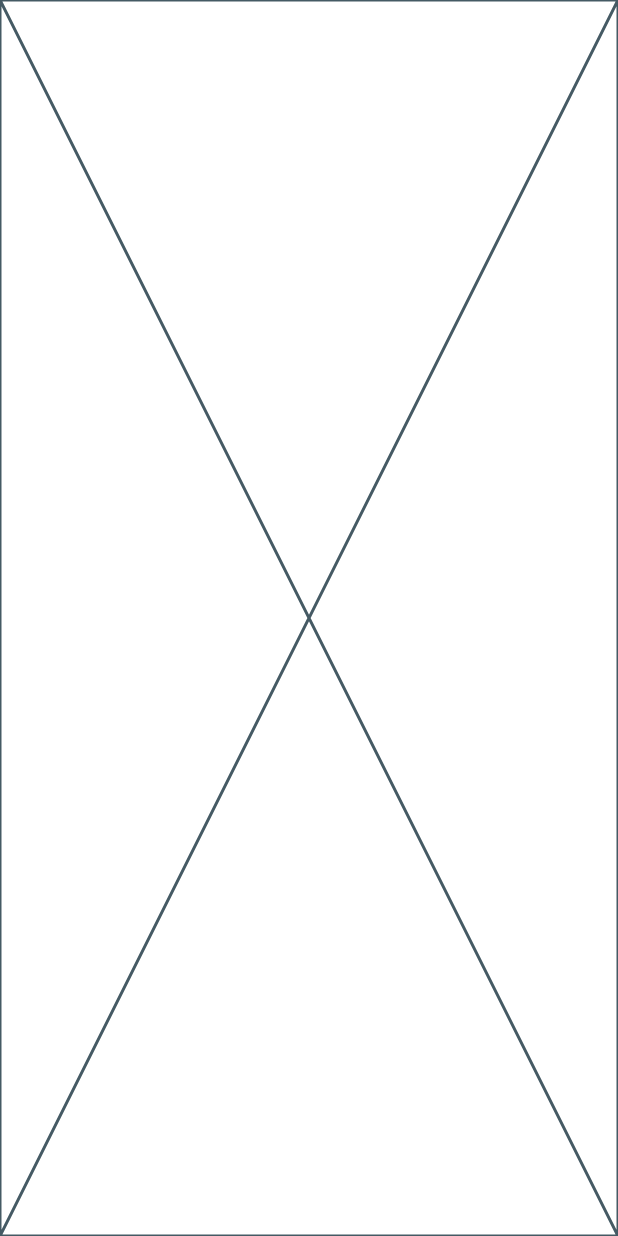
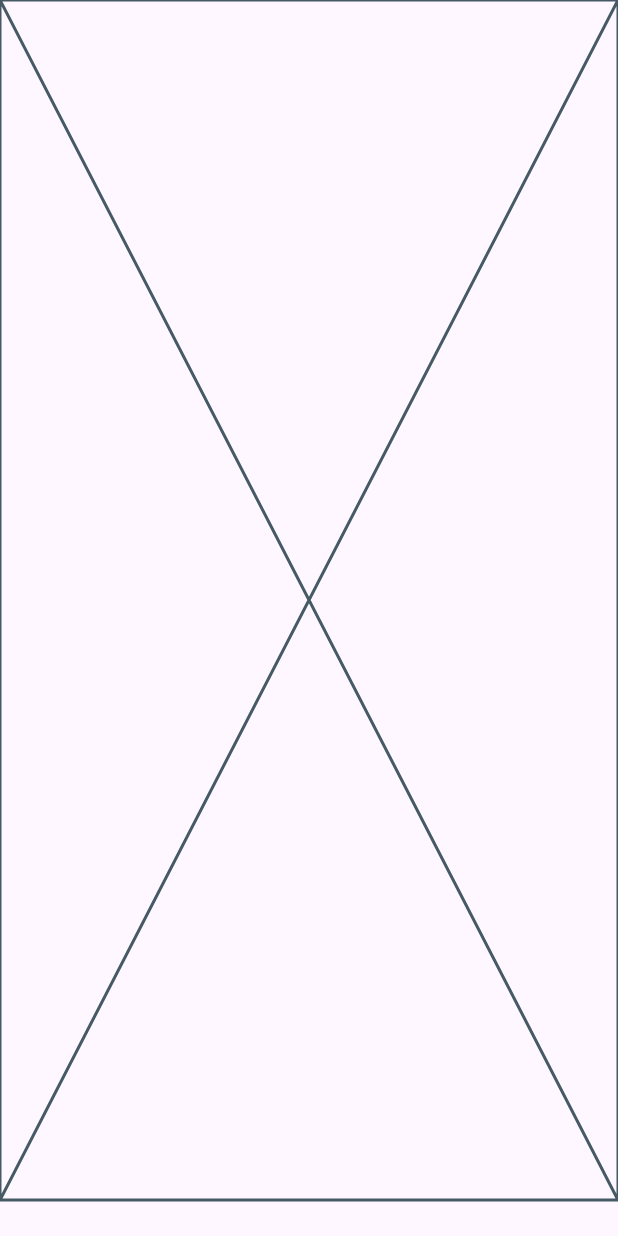
Before and after one commit to sCima/obras_de_arte-flutter, a Flutter app: the screen it shows after launch, on a phone screen of 412 x 824 dp. Run offline on Flutter 3.47's test engine with Material 3 defaults, Android fonts, the phone set to English and light mode, and no system bars; our stand-ins replace lottie.

Commit message:
Alteração do build em intro_screen

```diff
--- a/lib/screen/intro/intro_screen.dart
+++ b/lib/screen/intro/intro_screen.dart
@@ -54,9 +54,31 @@ class IntroScreenState extends State<IntroScreen> {
   int _currentPage = 0;
   bool _dontShowAgain = false;
 
-  @override
+ @override
   Widget build(BuildContext context) {
     final isLastPage = _currentPage == _pages.length - 1;
-    return const Placeholder();
+    return Scaffold(
+      body: SafeArea(
+        child: Column(
+          children: [
+            // Aqui será adicionado o conteudo da intro
+            Expanded(child: Placeholder()),
+            // Aqui será adicionado o checkbox
+            if (isLastPage) Padding(padding: EdgeInsets.all(16)),
+            // Aqui serão adicionados os botões de navegação
+            Padding(
+              padding: const EdgeInsets.symmetric(
+                horizontal: 24.0,
+                vertical: 12.0,
+              ),
+              child: Row(
+                mainAxisAlignment: MainAxisAlignment.spaceBetween,
+                children: [],
+              ),
+            ),
+          ],
+        ),
+      ),
+    );
   }
 }
```
